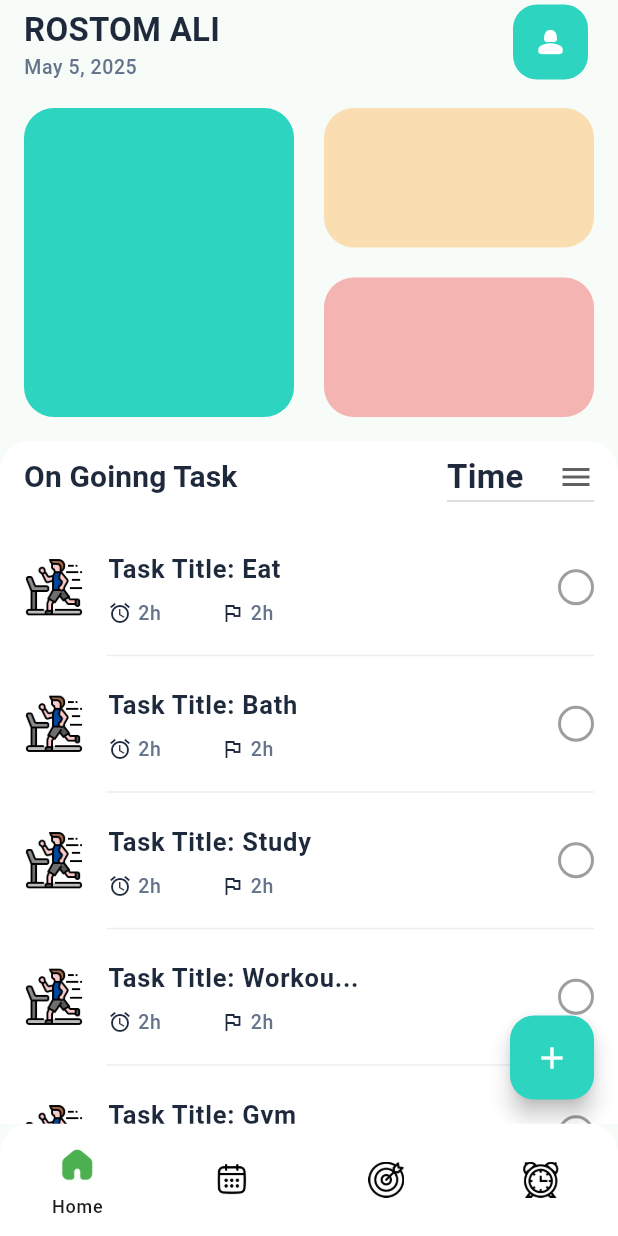
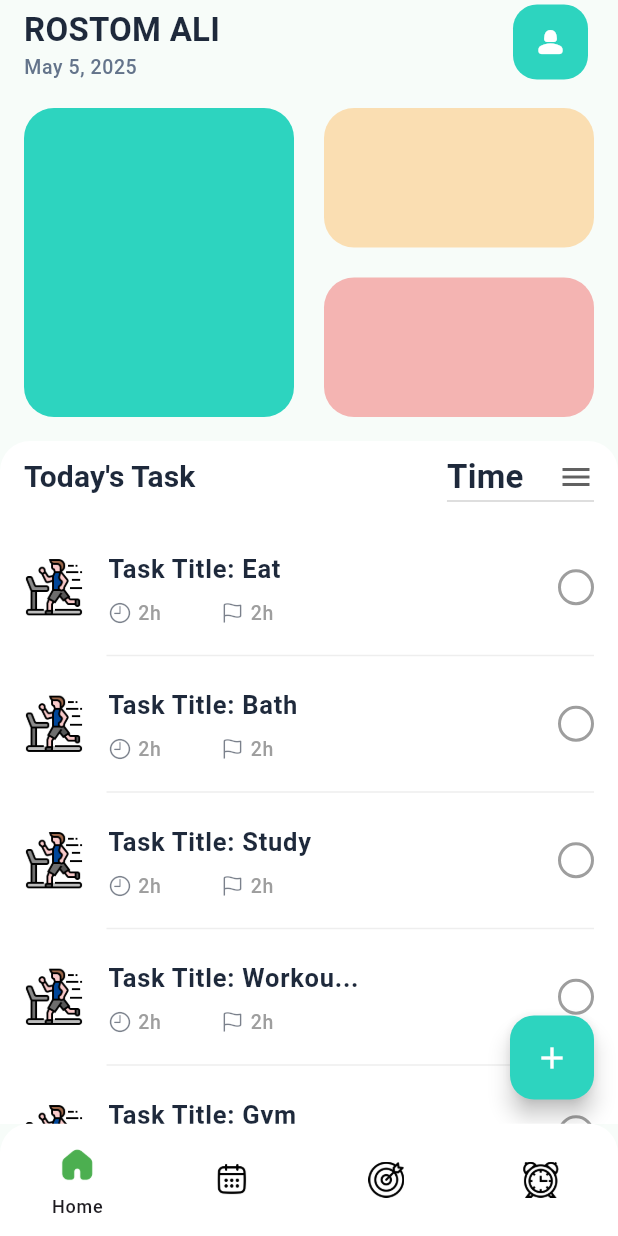
Before and after one commit to rostom17/EDGE_PROJECT_MOB_APP, a Flutter app: the screen it shows after launch, after a tap on "Get Started", on a phone screen of 412 x 824 dp. Run offline on Flutter 3.47's test engine with Material 3 defaults, Android fonts, the phone set to English and light mode, and no system bars; our stand-ins replace get, google_fonts, lottie, smooth_page_indicator, syncfusion_flutter_calendar.

Commit message:
Ui Updated

```diff
--- a/lib/view/widgets/custom_check_box.dart
+++ b/lib/view/widgets/custom_check_box.dart
@@ -3,7 +3,7 @@ import 'package:my_todo_list/core/color_pallet.dart';
 
 enum TaskStatus { pending, done, failed }
 
-class CustomCheckBox extends StatelessWidget {
+class CustomCheckBox extends StatefulWidget {
   final TaskStatus status;
   final Function(TaskStatus) onChanged;
 
@@ -14,27 +14,68 @@ class CustomCheckBox extends StatelessWidget {
   });
 
   @override
+  State<CustomCheckBox> createState() => _CustomCheckBoxState();
+}
+
+class _CustomCheckBoxState extends State<CustomCheckBox> {
+  late TaskStatus _currentStatus;
+  IconData? _currentIcon;
+
+  @override
+  void initState() {
+    super.initState();
+    _currentStatus = widget.status;
+    _updateIcon();
+  }
+
+  @override
+  void didUpdateWidget(CustomCheckBox oldWidget) {
+    super.didUpdateWidget(oldWidget);
+    if (oldWidget.status != widget.status) {
+      _currentStatus = widget.status;
+      _delayedIconUpdate();
+    }
+  }
+
+  void _updateIcon() {
+    switch (_currentStatus) {
+      case TaskStatus.done:
+        _currentIcon = Icons.check;
+        break;
+      case TaskStatus.failed:
+        _currentIcon = Icons.close;
+        break;
+      default:
+        _currentIcon = null;
+    }
+  }
+
+  void _delayedIconUpdate() async {
+    _currentIcon = null;
+    setState(() {});
+    await Future.delayed(const Duration(milliseconds: 100));
+    _updateIcon();
+    setState(() {});
+  }
+
+  @override
   Widget build(BuildContext context) {
-    IconData? icon;
     Color fillColor;
     Color borderColor;
     Color iconColor;
 
-    switch (status) {
+    switch (_currentStatus) {
       case TaskStatus.done:
-        icon = Icons.check;
         fillColor = ColorPallet.primaryThemeColor;
         iconColor = Colors.white;
         borderColor = ColorPallet.primaryThemeColor;
         break;
       case TaskStatus.failed:
-        icon = Icons.close;
         fillColor = ColorPallet.secondaryThemeColor;
         iconColor = Colors.white;
         borderColor = ColorPallet.secondaryThemeColor;
         break;
       default:
-        icon = null;
         fillColor = Colors.transparent;
         iconColor = Colors.transparent;
         borderColor = Colors.grey;
@@ -44,7 +85,7 @@ class CustomCheckBox extends StatelessWidget {
     return GestureDetector(
       onTap: () {
         TaskStatus newStatus;
-        switch (status) {
+        switch (_currentStatus) {
           case TaskStatus.pending:
             newStatus = TaskStatus.done;
             break;
@@ -55,9 +96,12 @@ class CustomCheckBox extends StatelessWidget {
             newStatus = TaskStatus.pending;
             break;
         }
-        onChanged(newStatus);
+
+        widget.onChanged(newStatus);
       },
-      child: Container(
+      child: AnimatedContainer(
+        duration: const Duration(milliseconds: 200),
+        curve: Curves.easeInOut,
         width: 24,
         height: 24,
         decoration: BoxDecoration(
@@ -65,12 +109,18 @@ class CustomCheckBox extends StatelessWidget {
           color: fillColor,
           border: Border.all(color: borderColor, width: 2),
         ),
-        child:
-            icon != null
-                ? Center(
-                  child: Icon(icon, size: 18, color: iconColor, weight: 60),
-                )
-                : null,
+        child: AnimatedSwitcher(
+          duration: const Duration(milliseconds: 300),
+          child:
+              _currentIcon != null
+                  ? Icon(
+                    _currentIcon,
+                    key: ValueKey(_currentIcon),
+                    size: 18,
+                    color: iconColor,
+                  )
+                  : const SizedBox.shrink(),
+        ),
       ),
     );
   }
--- a/lib/view/widgets/custom_task_widget.dart
+++ b/lib/view/widgets/custom_task_widget.dart
@@ -1,3 +1,4 @@
+import 'package:flutter/cupertino.dart';
 import 'package:flutter/material.dart';
 
 import 'package:my_todo_list/core/color_pallet.dart';
@@ -53,27 +54,32 @@ class _CustomTaskWidgetState extends State<CustomTaskWidget> {
                           child: Row(
                             children: [
                               Icon(
-                                Icons.alarm,
+                                CupertinoIcons.clock,
                                 size: 16,
-                                color: ColorPallet.primaryTextColor,
+                                color: ColorPallet.primaryTextColor.withAlpha(
+                                  150,
+                                ),
                               ),
                               const SizedBox(width: 4),
                               Text(
                                 '2h',
-                                style: Theme.of(context).textTheme.bodySmall,
+                                style: Theme.of(context).textTheme.bodySmall!
+                                    .copyWith(color: Colors.grey),
                               ),
                             ],
                           ),
                         ),
                         Icon(
-                          Icons.flag_outlined,
+                          CupertinoIcons.flag,
                           size: 16,
-                          color: ColorPallet.primaryTextColor,
+                          color: ColorPallet.primaryTextColor.withAlpha(150),
                         ),
                         const SizedBox(width: 4),
                         Text(
                           '2h',
-                          style: Theme.of(context).textTheme.bodySmall,
+                          style: Theme.of(
+                            context,
+                          ).textTheme.bodySmall!.copyWith(color: Colors.grey),
                         ),
                       ],
                     ),
--- a/lib/view/widgets/date_slider.dart
+++ b/lib/view/widgets/date_slider.dart
@@ -1,5 +1,6 @@
 import 'package:flutter/material.dart';
 import 'package:get/get.dart';
+import 'package:my_todo_list/core/color_pallet.dart';
 import 'package:my_todo_list/viewmodel/date_time_viewmodel.dart';
 
 class DateSlider extends StatelessWidget {
@@ -32,7 +33,9 @@ class DateSlider extends StatelessWidget {
                 width: 50,
                 decoration: BoxDecoration(
                   color:
-                      index + 1 == selectedDate ? Colors.black87 : Colors.white,
+                      index + 1 == selectedDate
+                          ? ColorPallet.primaryThemeColor
+                          : Colors.white,
                   borderRadius: BorderRadius.circular(16),
                 ),
                 alignment: Alignment.center,
--- a/lib/view/widgets/home_page_task_list_builder.dart
+++ b/lib/view/widgets/home_page_task_list_builder.dart
@@ -24,11 +24,12 @@ class HomePageTaskListBuilder extends StatelessWidget {
             mainAxisAlignment: MainAxisAlignment.spaceBetween,
             children: [
               Text(
-                "On Goinng Task",
+                "Today's Task",
                 style: Theme.of(context).textTheme.titleSmall,
               ),
               DropdownButton(
                 borderRadius: BorderRadius.circular(20),
+
                 icon: Icon(Icons.menu),
                 value: "Time",
                 items: [
--- /dev/null
+++ b/lib/viewmodel/time_slot_viewmodel.dart
@@ -0,0 +1,5 @@
+import 'package:get/get.dart';
+
+class TimeSlotViewmodel extends GetxController{
+
+}
--- a/pubspec.yaml
+++ b/pubspec.yaml
@@ -25,6 +25,7 @@ dependencies:
   smooth_page_indicator: ^1.2.1
   google_fonts: ^6.2.1
   calendar_date_picker2: ^2.0.0
+  syncfusion_flutter_calendar: ^29.2.4
 
 
 
```
Also changed, not shown: lib/view/pages/today_page.dart (+8 -22 lines), pubspec.lock.
